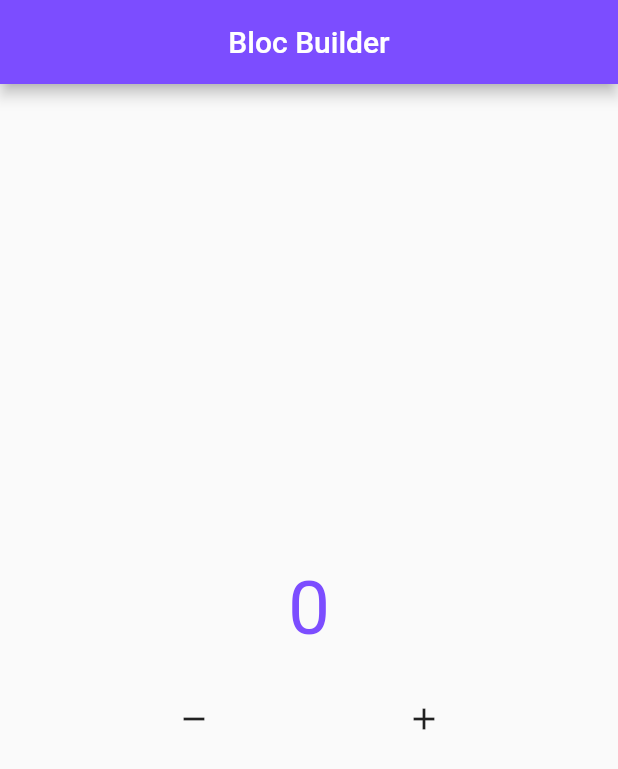
After one commit to ricky-blip/flutter-BLOC, a Flutter app: the BlocBuilderPage screen opened directly, after a tap on the "remove" icon, on a phone screen of 412 x 824 dp. The commit adds this screen. Shown: the top 769 px of the screen. Run offline on Flutter 3.47's test engine with Material 2 defaults, Android fonts, the phone set to English and light mode, and no system bars; our stand-ins replace bloc, flutter_bloc.

Commit message:
update section CUBIT, bloc Builder

```diff
--- a/lib/homepage.dart
+++ b/lib/homepage.dart
@@ -1,6 +1,7 @@
 import 'package:bloc_roadmap/roadmap/0.intro/0.stream/stream_page.dart';
 import 'package:bloc_roadmap/roadmap/0.intro/1.cubit.dart';
 import 'package:bloc_roadmap/roadmap/0.intro/2.cubit_observer.dart';
+import 'package:bloc_roadmap/roadmap/1.cubit/0.bloc_builder.dart';
 import 'package:flutter/material.dart';
 
 class HomePage extends StatelessWidget {
@@ -52,7 +53,6 @@ class HomePage extends StatelessWidget {
                 //2. Cubit Observer
                 ElevatedButton(
                   onPressed: () {
-                    //to Cubit Page
                     Navigator.push(
                       context,
                       MaterialPageRoute(
@@ -62,6 +62,19 @@ class HomePage extends StatelessWidget {
                   },
                   child: const Text("Cubit Observer"),
                 ),
+                const SizedBox(height: 5),
+                //3. Bloc Builder
+                ElevatedButton(
+                  onPressed: () {
+                    Navigator.push(
+                      context,
+                      MaterialPageRoute(
+                        builder: (context) => BlocBuilderPage(),
+                      ),
+                    );
+                  },
+                  child: const Text("Bloc Builder"),
+                ),
               ],
             ),
           ],
--- a/lib/roadmap/0.intro/1.cubit.dart
+++ b/lib/roadmap/0.intro/1.cubit.dart
@@ -4,17 +4,11 @@ import 'package:flutter_bloc/flutter_bloc.dart';
 //SECTION - Class Cubit
 class CounterCubit extends Cubit<int> {
   CounterCubit() : super(0);
-
-  // CounterCubit(int initialState) : super(initialState);
   void decrement() {
     if (state > 0) {
       emit(state - 1);
     }
   }
-
-  // void increment() {
-  //   emit(state + 1);
-  // }
 
   void increment() => emit(state + 1);
 }
--- a/lib/roadmap/0.intro/2.cubit_observer.dart
+++ b/lib/roadmap/0.intro/2.cubit_observer.dart
@@ -1,4 +1,6 @@
 import 'package:flutter/material.dart';
+// import 'package:flutter_bloc/flutter_bloc.dart';
+import 'package:bloc/bloc.dart';
 import 'package:flutter_bloc/flutter_bloc.dart';
 
 class CounterCubitObserver extends Cubit<int> {
--- /dev/null
+++ b/lib/roadmap/1.cubit/0.bloc_builder.dart
@@ -0,0 +1,93 @@
+import 'package:flutter/material.dart';
+import 'package:flutter_bloc/flutter_bloc.dart';
+
+import 'bloc/counter.dart';
+
+class BlocBuilderPage extends StatelessWidget {
+  BlocBuilderPage({super.key});
+
+  //Access Class Counter
+  CounterCubitBloc counterC = CounterCubitBloc();
+  @override
+  Widget build(BuildContext context) {
+    return Scaffold(
+      appBar: AppBar(
+        automaticallyImplyLeading: false,
+        centerTitle: true,
+        backgroundColor: Colors.deepPurpleAccent,
+        title: const Text("Bloc Builder"),
+      ),
+      body: Column(
+        mainAxisAlignment: MainAxisAlignment.center,
+        children: [
+          BlocBuilder<CounterCubitBloc, int>(
+            buildWhen: (previous, current) {
+              //default buildwhen is return true
+              // return true;
+              if (current % 2 == 0) {
+                return true;
+              } else {
+                return false;
+              }
+            },
+            bloc: counterC,
+            builder: (context, state) {
+              return Center(
+                child: Column(
+                  children: [
+                    Text(
+                      "$state",
+                      style: const TextStyle(
+                        fontSize: 50,
+                        color: Colors.deepPurpleAccent,
+                      ),
+                    ),
+                  ],
+                ),
+              );
+            },
+          ),
+          //NOTE - Using StreamBuilder
+          // StreamBuilder(
+          //   initialData: counterC.init,
+          //   stream: counterC.stream,
+          //   builder: (context, snapshot) {
+          //     return Center(
+          //       child: Column(
+          //         children: [
+          //           Text(
+          //             "${snapshot.data}",
+          //             style: const TextStyle(
+          //               fontSize: 50,
+          //               color: Colors.deepPurpleAccent,
+          //               fontWeight: FontWeight.bold,
+          //             ),
+          //           ),
+          //         ],
+          //       ),
+          //     );
+          //   },
+          // ),
+          const SizedBox(height: 20),
+          Row(
+            mainAxisAlignment: MainAxisAlignment.spaceEvenly,
+            children: [
+              IconButton(
+                onPressed: () {
+                  counterC.decrementCubit();
+                },
+                icon: const Icon(Icons.remove),
+              ),
+              IconButton(
+                onPressed: () {
+                  counterC.incrementCubit();
+                },
+                icon: const Icon(Icons.add),
+              ),
+            ],
+          ),
+        ],
+      ),
+    );
+  }
+}
--- /dev/null
+++ b/lib/roadmap/1.cubit/bloc/counter.dart
@@ -0,0 +1,24 @@
+import 'package:bloc/bloc.dart';
+
+class CounterCubitBloc extends Cubit<int> {
+  CounterCubitBloc({this.init = 0}) : super(init);
+
+  int init;
+
+  void decrementCubit() => emit(state - 1);
+  void incrementCubit() => emit(state + 1);
+
+  @override
+  void onChange(Change<int> change) {
+    // TODO: implement onChange
+    print(change);
+    super.onChange(change);
+  }
+
+  @override
+  void onError(Object error, StackTrace stackTrace) {
+    // TODO: implement onError
+    print(error);
+    super.onError(error, stackTrace);
+  }
+}
--- a/pubspec.yaml
+++ b/pubspec.yaml
@@ -3,15 +3,14 @@ version: 1.0.0+1
 publish_to: none
 description: A new Flutter project.
 environment:
-  sdk: '>=2.18.5 <3.0.0'
+  sdk: ">=2.18.5 <3.0.0"
 
 dependencies:
-  flutter_bloc: ^8.1.1
   bloc: ^8.1.0
   cupertino_icons: ^1.0.2
-  get: 4.6.5
   flutter:
     sdk: flutter
+  flutter_bloc: ^8.1.1
 
 dev_dependencies:
   flutter_lints: 2.0.1
```
Also changed, not shown: pubspec.lock.
